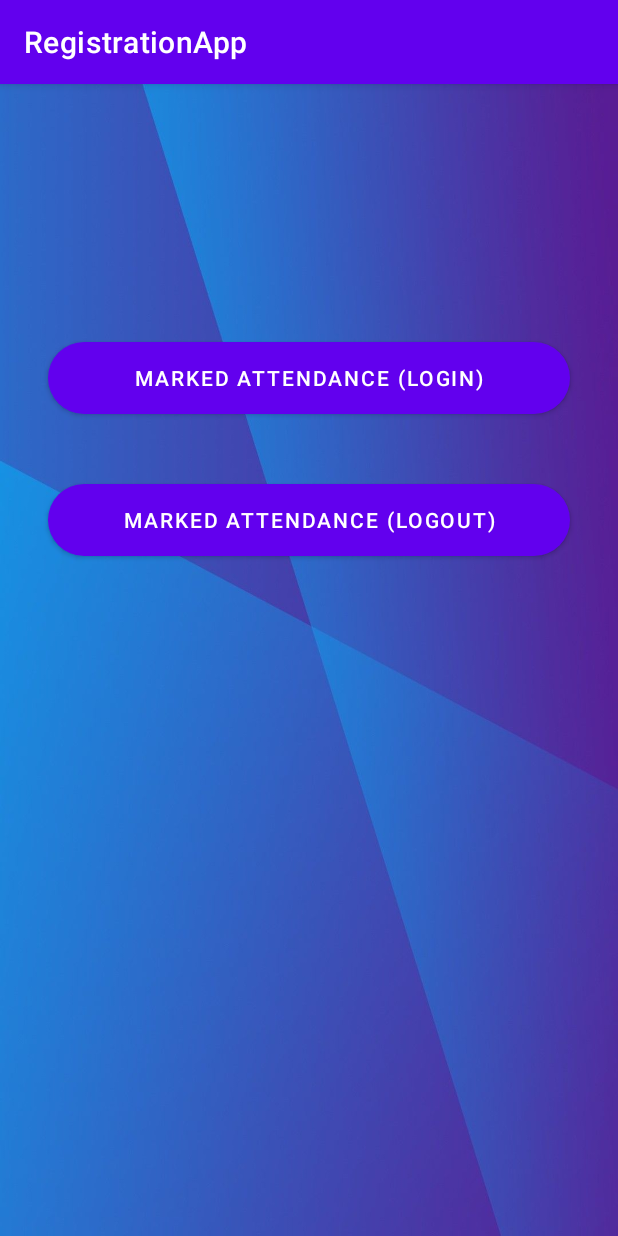
After one commit to SanketGawande27/RegistrationApp, an Android app: the HomePageActivity screen opened directly, with no data from a screen before it, on a phone screen of 412 x 824 dp. The commit adds this screen. Run offline under Robolectric (Android 15) with nearby library versions, the phone set to English and light mode, and no system bars.

Commit message:
created DB connection and timer

```diff
--- /dev/null
+++ b/app/src/main/java/com/example/registrationapp/HomePageActivity.java
@@ -0,0 +1,107 @@
+package com.example.registrationapp;
+
+import androidx.appcompat.app.AppCompatActivity;
+
+import android.content.Intent;
+import android.os.Bundle;
+import android.os.CountDownTimer;
+import android.view.View;
+import android.widget.Button;
+import android.widget.EditText;
+import android.widget.TextView;
+import android.widget.Toast;
+
+import com.example.registrationapp.model.CountUpTimer;
+
+import java.text.DecimalFormat;
+import java.text.NumberFormat;
+import java.util.Date;
+import java.util.Timer;
+import java.util.TimerTask;
+
+public class HomePageActivity extends AppCompatActivity {
+
+    TextView showtimer;
+    Double time = 0.0;
+    TimerTask timerTask;
+
+    Timer timer;
+    Button markeAttendanceLogin;
+    Button markeAttendanceLogout;
+    Boolean alreadyMarkedLogout=true;
+   // private static final long INTERVAL_MS = 1000;
+   // private final long duration;
+
+    @Override
+    protected void onCreate(Bundle savedInstanceState) {
+        super.onCreate(savedInstanceState);
+        setContentView(R.layout.activity_home_page);
+        timer = new Timer();
+        markeAttendanceLogin = (Button) findViewById(R.id.btnAttendanceMarked);
+        markeAttendanceLogout = (Button) findViewById(R.id.btnMakredAttendanceLogout);
+        showtimer = (TextView) findViewById(R.id.textTimer);
+        markeAttendanceLogin.setOnClickListener(new View.OnClickListener() {
+            @Override
+            public void onClick(View view) {
+                markeAttendanceLogin.setEnabled(false);
+                if(alreadyMarkedLogout == false){
+                    markeAttendanceLogout.setEnabled(true);
+                }
+                Toast.makeText(HomePageActivity.this, "Login Attendance Marked for today's date" + new Date(), Toast.LENGTH_SHORT).show();
+                startTimer();  // for showing timer in screen
+
+            }
+        });
+
+        markeAttendanceLogout.setOnClickListener(new View.OnClickListener() {
+            @Override
+            public void onClick(View view) {
+                markeAttendanceLogout.setEnabled(false);
+                markeAttendanceLogin.setEnabled(true);
+                alreadyMarkedLogout = false;
+                Toast.makeText(HomePageActivity.this, "Logout Attendance Marked for today's date" + new Date(), Toast.LENGTH_SHORT).show();
+                timerTask.cancel();
+                Toast.makeText(HomePageActivity.this, "Time Taken : " + showtimer.getText().toString(), Toast.LENGTH_SHORT).show();
+                showtimer.setText(formatTime(0,0,0));
+            }
+        });
+    }
+
+    private void startTimer() {
+        timerTask = new TimerTask()
+        {
+            @Override
+            public void run()
+            {
+                runOnUiThread(new Runnable()
+                {
+                    @Override
+                    public void run()
+                    {
+                        time++;
+                        showtimer.setText(getTimerText());
+                    }
+                });
+            }
+
+        };
+        timer.scheduleAtFixedRate(timerTask, 0 ,1000);
+
+    }
+
+    private String getTimerText()
+    {
+        int rounded = (int) Math.round(time);
+
+        int seconds = ((rounded % 86400) % 3600) % 60;
+        int minutes = ((rounded % 86400) % 3600) / 60;
+        int hours = ((rounded % 86400) / 3600);
+
+        return formatTime(seconds, minutes, hours);
+    }
+
+    private String formatTime(int seconds, int minutes, int hours)
+    {
+        return String.format("%02d",hours) + " : " + String.format("%02d",minutes) + " : " + String.format("%02d",seconds);
+    }
+}
--- /dev/null
+++ b/app/src/main/res/layout/activity_home_page.xml
@@ -0,0 +1,52 @@
+<?xml version="1.0" encoding="utf-8"?>
+<androidx.constraintlayout.widget.ConstraintLayout xmlns:android="http://schemas.android.com/apk/res/android"
+    xmlns:app="http://schemas.android.com/apk/res-auto"
+    xmlns:tools="http://schemas.android.com/tools"
+    android:layout_width="match_parent"
+    android:layout_height="match_parent"
+    tools:context=".HomePageActivity"
+    android:background="@drawable/bb">
+
+    <Button
+        android:id="@+id/btnAttendanceMarked"
+        android:layout_width="0dp"
+        android:layout_height="wrap_content"
+        android:layout_marginStart="32dp"
+        android:layout_marginTop="172dp"
+        android:layout_marginEnd="32dp"
+        android:background="@drawable/btn_bg"
+        android:text="Marked Attendance (Login)"
+        app:layout_constraintEnd_toEndOf="parent"
+        app:layout_constraintHorizontal_bias="0.0"
+        app:layout_constraintStart_toStartOf="parent"
+        app:layout_constraintTop_toTopOf="parent" />
+
+    <Button
+        android:id="@+id/btnMakredAttendanceLogout"
+        android:layout_width="0dp"
+        android:layout_height="wrap_content"
+        android:layout_marginTop="24dp"
+        android:background="@drawable/btn_bg"
+        android:text="MARKED ATTENDANCE (LOGOUT)"
+        app:layout_constraintBottom_toBottomOf="parent"
+        app:layout_constraintEnd_toEndOf="@+id/btnAttendanceMarked"
+        app:layout_constraintHorizontal_bias="0.0"
+        app:layout_constraintStart_toStartOf="@+id/btnAttendanceMarked"
+        app:layout_constraintTop_toBottomOf="@+id/btnAttendanceMarked"
+        app:layout_constraintVertical_bias="0.047" />
+
+    <TextView
+        android:id="@+id/textTimer"
+        android:layout_width="0dp"
+        android:layout_height="wrap_content"
+        android:textAlignment="center"
+        android:textColor="@color/white"
+        android:textSize="24sp"
+        android:textStyle="bold"
+        app:layout_constraintBottom_toBottomOf="parent"
+        app:layout_constraintEnd_toEndOf="parent"
+        app:layout_constraintHorizontal_bias="0.0"
+        app:layout_constraintStart_toStartOf="parent"
+        app:layout_constraintTop_toBottomOf="@+id/btnMakredAttendanceLogout"
+        app:layout_constraintVertical_bias="0.601" />
+</androidx.constraintlayout.widget.ConstraintLayout>
--- a/app/src/main/res/layout/activity_login.xml
+++ b/app/src/main/res/layout/activity_login.xml
@@ -58,7 +58,7 @@
         android:drawableTint="@color/white"
         android:ems="10"
         android:hint="Password"
-        android:inputType="text"
+        android:inputType="textPassword"
         android:paddingLeft="20dp"
         android:paddingTop="10dp"
         android:paddingRight="10dp"
--- a/app/src/main/res/layout/activity_registration.xml
+++ b/app/src/main/res/layout/activity_registration.xml
@@ -81,7 +81,7 @@
         android:drawableTint="@color/white"
         android:ems="10"
         android:hint="Password"
-        android:inputType="text"
+        android:inputType="textPassword"
         android:paddingLeft="20dp"
         android:paddingTop="10dp"
         android:paddingRight="10dp"
@@ -104,7 +104,7 @@
         android:drawableTint="@color/white"
         android:ems="10"
         android:hint="Confirm Password"
-        android:inputType="text"
+        android:inputType="textPassword"
         android:paddingLeft="20dp"
         android:paddingTop="10dp"
         android:paddingRight="10dp"
--- a/app/src/main/res/values/colors.xml
+++ b/app/src/main/res/values/colors.xml
@@ -9,4 +9,6 @@
     <color name="purple_700">#FF3700B3</color>
     <color name="teal_200">#FF03DAC5</color>
     <color name="teal_700">#FF018786</color>
+    <color name="green">#4CAF50</color>
+    <color name="red">#AF1A0F</color>
 </resources>
```
Also changed, not shown: app/src/main/AndroidManifest.xml (+12 -5 lines), app/src/main/java/com/example/registrationapp/Login.java (+51 -0 lines), app/src/main/java/com/example/registrationapp/Registration.java (+48 -10 lines), app/src/main/java/com/example/registrationapp/TimerActivity.java (added, +131 -0 lines), app/src/main/java/com/example/registrationapp/data/MyDBHandler.java (+44 -2 lines), app/src/main/java/com/example/registrationapp/model/CountUpTimer.java (added, +29 -0 lines), app/src/main/res/layout/activity_timer.xml (added, +60 -0 lines).
